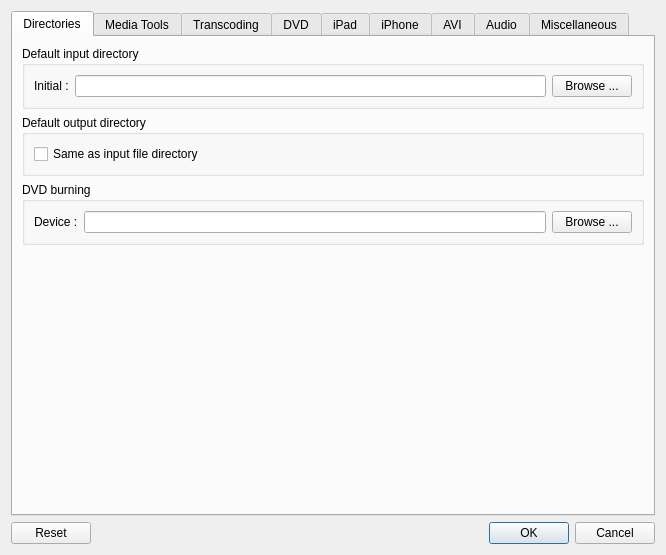
Qt form src/QtlMovie/QtlMovieEditSettings.ui (qtlmovie/qtlmovie) before a commit.
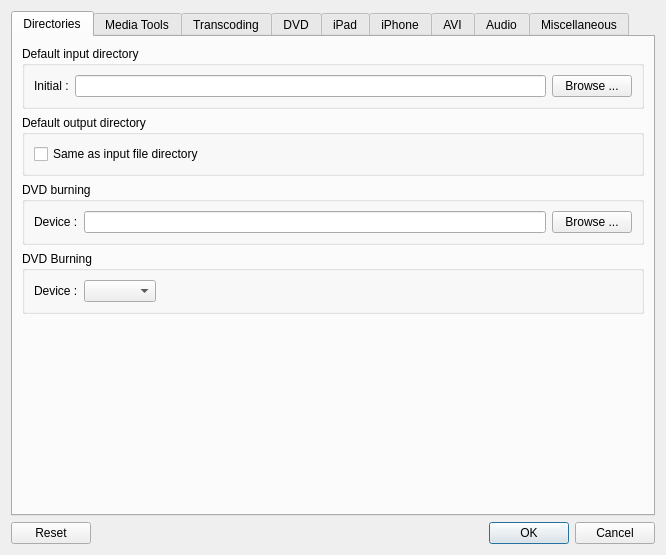
The same form after that commit. Icons and pictures are not drawn. Custom widgets are drawn as their Qt base class.

Commit message: Simpler and more robust implementation of DVD burner setting.

```diff
--- a/src/QtlMovie/QtlMovieEditSettings.ui
+++ b/src/QtlMovie/QtlMovieEditSettings.ui
@@ -96,6 +96,38 @@
          </layout>
         </widget>
        </item>
+       <item>
+        <widget class="QGroupBox" name="groupBoxDvdBurningCombo">
+         <property name="title">
+          <string>DVD Burning</string>
+         </property>
+         <layout class="QGridLayout" name="gridLayout">
+          <item row="0" column="0">
+           <widget class="QLabel" name="labelDvdDeviceCombo">
+            <property name="text">
+             <string>Device :</string>
+            </property>
+           </widget>
+          </item>
+          <item row="0" column="1">
+           <widget class="QComboBox" name="comboDvdBurner"/>
+          </item>
+          <item row="0" column="2">
+           <spacer name="spacerDvdBurnerCombo">
+            <property name="orientation">
+             <enum>Qt::Horizontal</enum>
+            </property>
+            <property name="sizeHint" stdset="0">
+             <size>
+              <width>40</width>
+              <height>20</height>
+             </size>
+            </property>
+           </spacer>
+          </item>
+         </layout>
+        </widget>
+       </item>
        <item>
         <spacer name="spacerDirectories">
          <property name="orientation">
```
Left out of the diff: 4 changed lines with no effect on the pictures. The commit also changes 3 other files.
